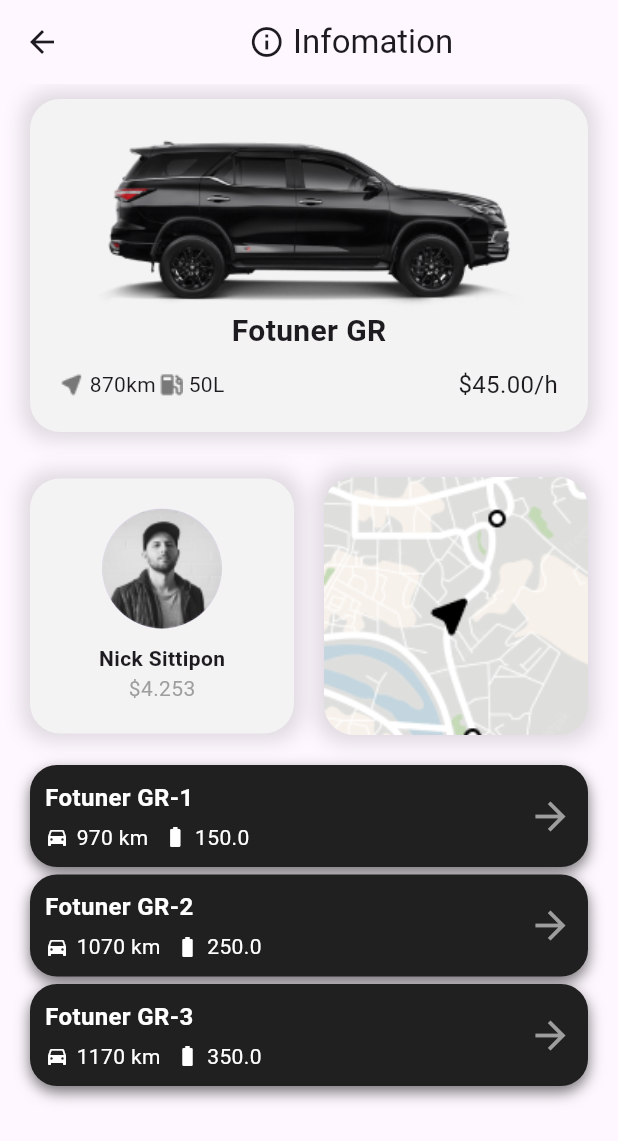
After one commit to NickSittipon/flutter-car-rental-app-clean-architecture, a Flutter app: the CarListScreen screen opened directly, after a tap on "Fotuner GR", on a phone screen of 412 x 824 dp. The commit adds this screen. Shown: the top 1141 px of the screen. Run offline on Flutter 3.47's test engine with Material 3 defaults, Android fonts, the phone set to English and light mode, and no system bars; our stand-ins replace firebase_core; accounts and stored records are empty.

Commit message:
feat(ui): add car details page

```diff
--- /dev/null
+++ b/lib/presentation/pages/car_details_page.dart
@@ -0,0 +1,125 @@
+import 'package:flutter/material.dart';
+import 'package:flutter_car_rental_app_clean_architecture/data/model/car.dart';
+import 'package:flutter_car_rental_app_clean_architecture/presentation/widgets/car_card.dart';
+import 'package:flutter_car_rental_app_clean_architecture/presentation/widgets/more_card.dart';
+
+class CarDetailsPage extends StatelessWidget {
+  final Car car;
+
+  const CarDetailsPage({super.key, required this.car});
+
+  @override
+  Widget build(BuildContext context) {
+    return Scaffold(
+      appBar: AppBar(
+        title: Row(
+          mainAxisAlignment: MainAxisAlignment.center,
+          children: [Icon(Icons.info_outline), Text(' Infomation')],
+        ),
+      ),
+      body: Column(
+        children: [
+          CarCard(
+            car: Car(
+              model: car.model,
+              distance: car.distance,
+              fuelCapacity: car.fuelCapacity,
+              pricePerHour: car.pricePerHour,
+            ),
+          ),
+          SizedBox(height: 20),
+          Padding(
+            padding: const EdgeInsets.symmetric(horizontal: 20),
+            child: Row(
+              children: [
+                Expanded(
+                  child: Container(
+                    padding: EdgeInsets.all(20),
+                    decoration: BoxDecoration(
+                      color: Color(0xffF3F3F3),
+                      borderRadius: BorderRadius.circular(20),
+                      boxShadow: [
+                        BoxShadow(
+                          color: Colors.black12,
+                          blurRadius: 10,
+                          spreadRadius: 5,
+                        ),
+                      ],
+                    ),
+                    child: Column(
+                      children: [
+                        CircleAvatar(
+                          radius: 40,
+                          backgroundImage: AssetImage('assets/user.png'),
+                        ),
+                        SizedBox(height: 10),
+                        Text(
+                          'Nick Sittipon',
+                          style: TextStyle(fontWeight: FontWeight.bold),
+                        ),
+                        Text('\$4.253', style: TextStyle(color: Colors.grey)),
+                      ],
+                    ),
+                  ),
+                ),
+                SizedBox(width: 20),
+                Expanded(
+                  child: Container(
+                    height: 172,
+                    decoration: BoxDecoration(
+                      borderRadius: BorderRadius.circular(20),
+                      image: DecorationImage(
+                        image: AssetImage('assets/maps.png'),
+                        fit: BoxFit.cover,
+                      ),
+                      boxShadow: [
+                        BoxShadow(
+                          color: Colors.black12,
+                          blurRadius: 10,
+                          spreadRadius: 5,
+                        ),
+                      ],
+                    ),
+                  ),
+                ),
+              ],
+            ),
+          ),
+          Container(
+            padding: EdgeInsets.all(20),
+            child: Column(
+              children: [
+                MoreCard(
+                  car: Car(
+                    model: car.model+"-1",
+                    distance: car.distance+100,
+                    fuelCapacity: car.fuelCapacity+100,
+                    pricePerHour: car.pricePerHour+10,
+                  ),
+                ),
+                SizedBox(height: 5),
+                MoreCard(
+                  car: Car(
+                    model: car.model+"-2",
+                    distance: car.distance+200,
+                    fuelCapacity: car.fuelCapacity+200,
+                    pricePerHour: car.pricePerHour+20,
+                  ),
+                ),
+                SizedBox(height: 5),
+                MoreCard(
+                  car: Car(
+                    model: car.model+"-3",
+                    distance: car.distance+300,
+                    fuelCapacity: car.fuelCapacity+300,
+                    pricePerHour: car.pricePerHour+30,
+                  ),
+                ),
+              ],
+            ),
+          ),
+        ],
+      ),
+    );
+  }
+}
--- a/lib/presentation/pages/car_list_screen.dart
+++ b/lib/presentation/pages/car_list_screen.dart
@@ -3,6 +3,7 @@ import 'package:flutter_car_rental_app_clean_architecture/data/model/car.dart';
 import 'package:flutter_car_rental_app_clean_architecture/presentation/widgets/car_card.dart';
 
 class CarListScreen extends StatelessWidget {
+
   final List<Car> cars = [
     Car(
       model: 'Fotuner GR',
--- a/lib/presentation/widgets/car_card.dart
+++ b/lib/presentation/widgets/car_card.dart
@@ -1,5 +1,6 @@
 import 'package:flutter/material.dart';
 import 'package:flutter_car_rental_app_clean_architecture/data/model/car.dart';
+import 'package:flutter_car_rental_app_clean_architecture/presentation/pages/car_details_page.dart';
 
 class CarCard extends StatelessWidget {
   final Car car;
@@ -9,6 +10,14 @@ class CarCard extends StatelessWidget {
   @override
   Widget build(BuildContext context) {
     return GestureDetector(
+      onTap: () {
+        Navigator.push(
+          context,
+          MaterialPageRoute(
+            builder: (context) => CarDetailsPage(car: car,),
+          ),
+        );
+      },
       child: Container(
         margin: EdgeInsets.symmetric(vertical: 10, horizontal: 20),
         padding: EdgeInsets.all(20),
--- /dev/null
+++ b/lib/presentation/widgets/more_card.dart
@@ -0,0 +1,62 @@
+import 'package:flutter/material.dart';
+import 'package:flutter_car_rental_app_clean_architecture/data/model/car.dart';
+
+class MoreCard extends StatelessWidget {
+  final Car car;
+
+  const MoreCard({super.key, required this.car});
+
+  @override
+  Widget build(BuildContext context) {
+    return Container(
+      padding: EdgeInsets.all(10),
+      decoration: BoxDecoration(
+        color: Color(0xff212020),
+        borderRadius: BorderRadius.circular(18),
+        boxShadow: [
+          BoxShadow(
+            color: Colors.black54,
+            blurRadius: 8,
+            offset: Offset(0, 4),
+          ),
+        ]
+      ),
+      child: Row(
+        mainAxisAlignment: MainAxisAlignment.spaceBetween,
+        children: [
+          Column(
+            crossAxisAlignment: CrossAxisAlignment.start,
+            children: [
+              Text(
+                car.model,
+                style: TextStyle(fontWeight: FontWeight.bold,
+                fontSize: 16,
+                color: Colors.white),
+              ),
+              SizedBox(height: 5),
+              Row(
+                children: [
+                  Icon(Icons.directions_car, color: Colors.white, size: 16),
+                  SizedBox(width: 5),
+                  Text(
+                    '${car.distance.toStringAsFixed(0)} km',
+                    style: TextStyle(color: Colors.white, fontSize: 14),
+                  ),
+                  SizedBox(width: 10),
+                  Icon(Icons.battery_full, color: Colors.white, size: 16),
+                        SizedBox(width: 5),
+                  Text(
+                    car.fuelCapacity.toString(),
+                    style: TextStyle(color: Colors.white, fontSize: 14),
+                  ),
+                ],
+              )
+            ],
+          ),
+          Icon(Icons.arrow_forward, size: 30, color: Colors.grey),
+
+        ],
+      ),
+    );
+  }
+}
```
